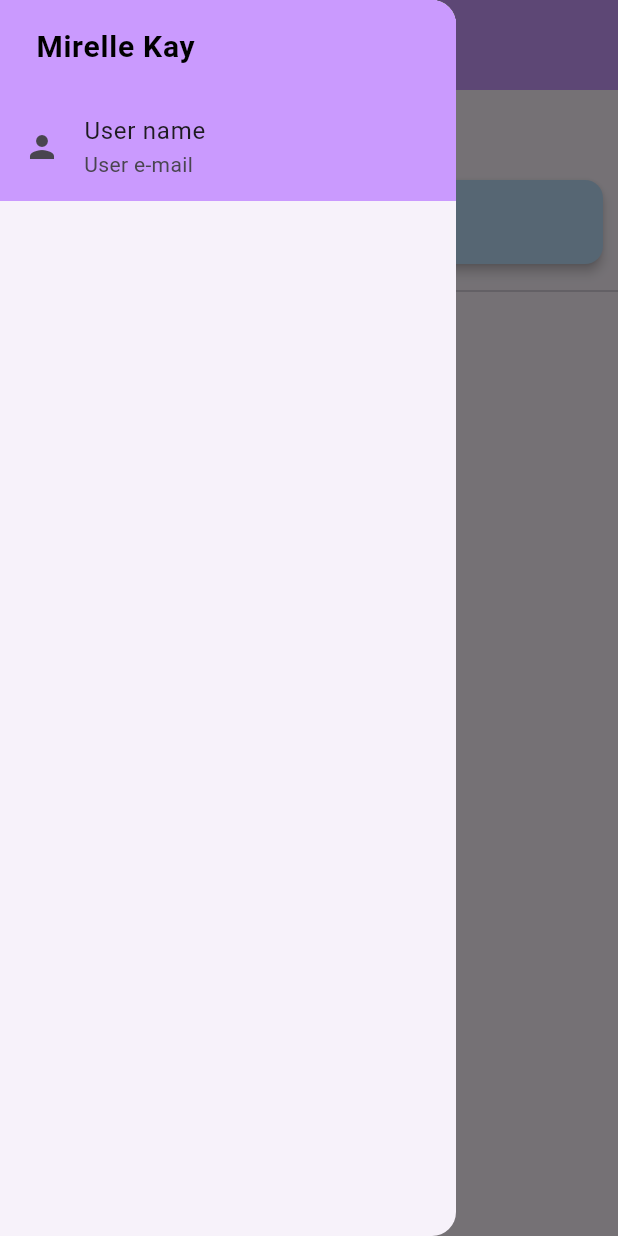
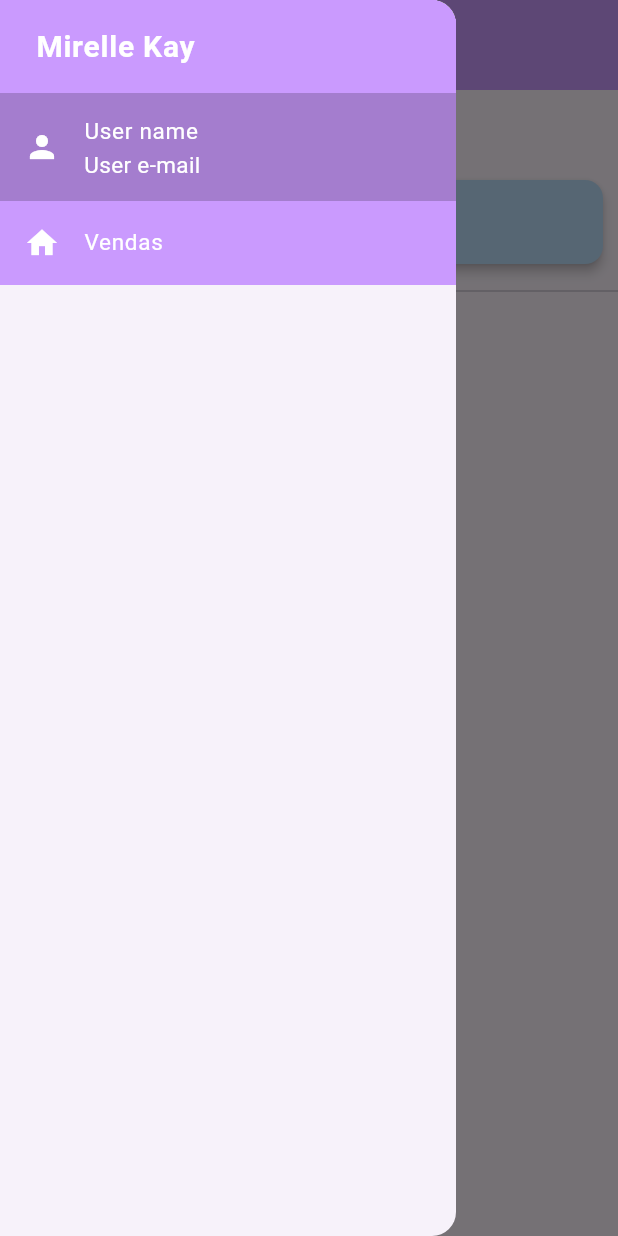
Before and after one commit to davifelipef/mirelle_kay, a Flutter app: the screen it shows after launch, with the side drawer open, on a phone screen of 412 x 824 dp. Run offline on Flutter 3.47's test engine with Material 3 defaults, Android fonts, the phone set to English and light mode, and no system bars; our stand-ins replace hive_flutter; accounts and stored records are empty.

Commit message:
style: changed the color of the icons and text from the drawer to white

```diff
--- a/lib/utils/config.dart
+++ b/lib/utils/config.dart
@@ -30,6 +30,8 @@ const initialPage = 1200; // Sets initial page as 1200
 // Layout related variables
 const defaultIconTheme = IconThemeData(color: Colors.white);
 const mainColor = Color.fromRGBO(202, 154, 254, 1);
+const secondColor = Color.fromRGBO(164, 125, 206, 1);
+const whiteColor = Color.fromRGBO(255, 255, 255, 1);
 final positiveBalanceBackground = Colors.blue.shade100;
 final negativeBalanceBackground = Colors.red.shade100;
 const primaryButton = Colors.black;
--- a/lib/widgets/app_bar.dart
+++ b/lib/widgets/app_bar.dart
@@ -1,4 +1,5 @@
 import 'package:flutter/material.dart';
+import 'package:mirelle_kay/utils/config.dart';
 
 class AppBarDesign extends StatelessWidget implements PreferredSizeWidget {
   const AppBarDesign({super.key});
@@ -17,7 +18,7 @@ class AppBarDesign extends StatelessWidget implements PreferredSizeWidget {
         "Vendas",
         style: TextStyle(
           fontSize: 20,
-          color: Colors.black,
+          color: whiteColor,
           fontWeight: FontWeight.bold,
         ),
       ),
--- a/lib/widgets/drawer.dart
+++ b/lib/widgets/drawer.dart
@@ -15,7 +15,7 @@ class MyDrawer extends StatelessWidget {
             'Mirelle Kay',
             style: TextStyle(
               fontSize: 20,
-              color: Colors.black,
+              color: whiteColor,
               fontWeight: FontWeight.bold,
             ),
           ),
@@ -29,9 +29,44 @@ class MyDrawer extends StatelessWidget {
         },
       ),
       ListTile(
-        leading: const Icon(Icons.person),
-        title: const Text('User name'),
-        subtitle: const Text('User e-mail'),
+        leading: const Icon(
+          Icons.person,
+          color: whiteColor,
+        ),
+        title: const Text(
+          'User name',
+          style: TextStyle(
+            fontSize: 15,
+            color: whiteColor,
+          ),
+        ),
+        subtitle: const Text(
+          'User e-mail',
+          style: TextStyle(
+            fontSize: 15,
+            color: whiteColor,
+          ),
+        ),
+        tileColor: secondColor, // Custom background color
+        /*shape: RoundedRectangleBorder(
+          borderRadius: BorderRadius.circular(10.0),
+        ),*/
+        onTap: () {
+          // Handle user profile tap
+        },
+      ),
+      ListTile(
+        leading: const Icon(
+          Icons.home,
+          color: whiteColor,
+        ),
+        title: const Text(
+          'Vendas',
+          style: TextStyle(
+            fontSize: 15,
+            color: whiteColor,
+          ),
+        ),
         tileColor: mainColor, // Custom background color
         /*shape: RoundedRectangleBorder(
           borderRadius: BorderRadius.circular(10.0),
```
